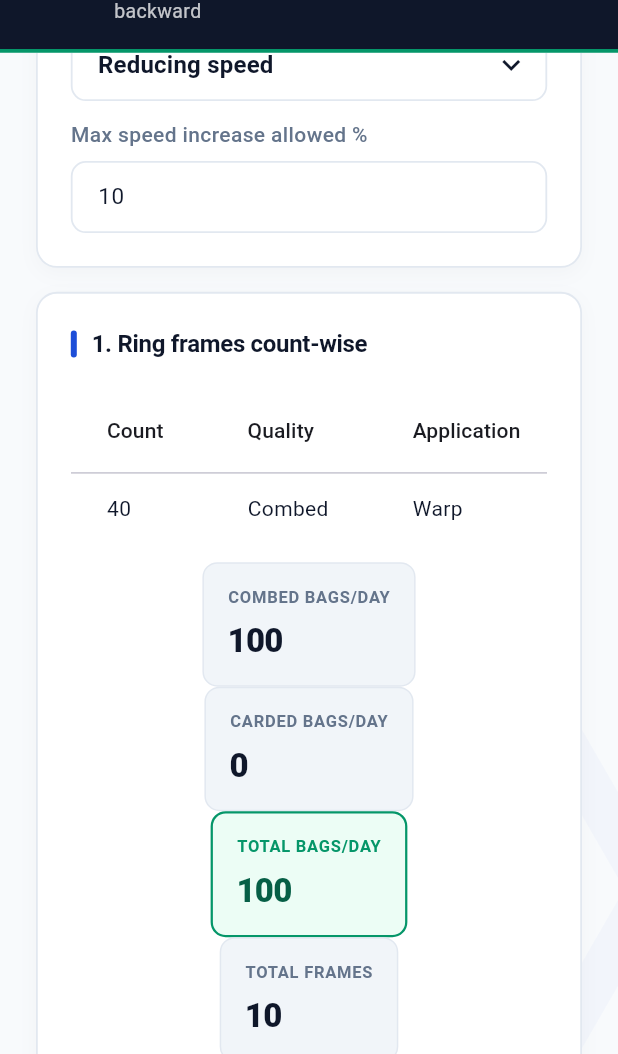
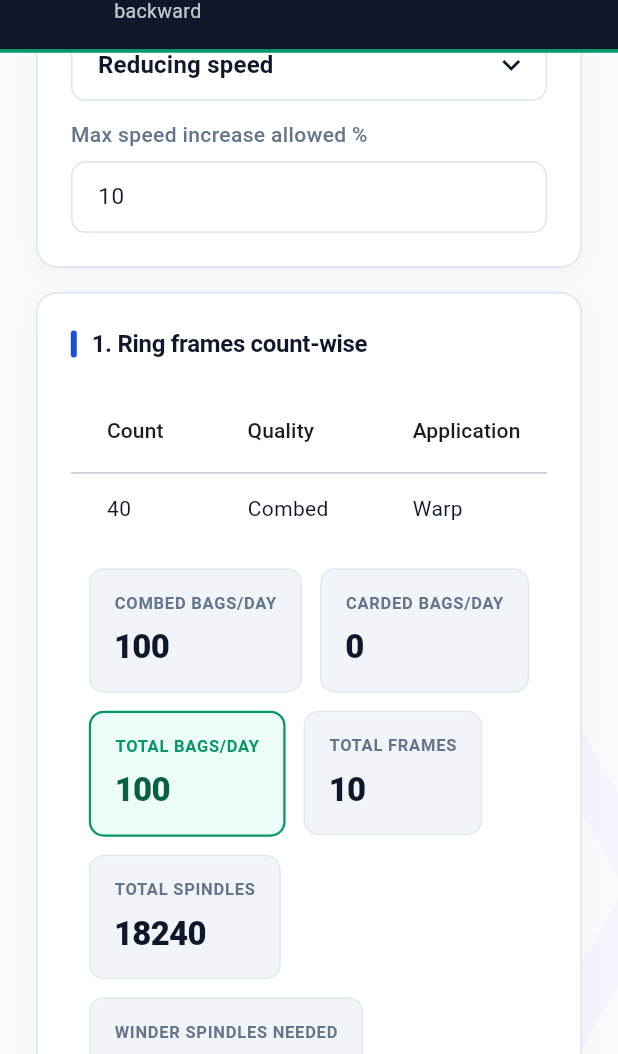
Before and after one commit to Muqeet04/spinning-calculator, a Flutter app: the SpinPlanScreen screen opened by its route, scrolled down 576 dp, on a phone screen of 412 x 824 dp, the part 182-1236 px from its top. Run offline on Flutter 3.47's test engine with Material 3 defaults, Android fonts, the phone set to English and light mode, and no system bars; our stand-ins replace flutter_riverpod, go_router, pdf, printing.

Commit message:
fix(ui): replace unbounded ListView with Column and wrap result tiles

```diff
--- a/lib/ui/screens/blow_room_waste_screen.dart
+++ b/lib/ui/screens/blow_room_waste_screen.dart
@@ -122,8 +122,8 @@ class _BlowRoomWasteScreenState extends State<BlowRoomWasteScreen> {
     return PageScaffold(
       title: 'Blow room & card waste calculator',
       subtitle: 'Waste %, lap/sliver output and combined process loss',
-      child: ListView(
-        padding: const EdgeInsets.all(16.0),
+      child: Column(
+        crossAxisAlignment: CrossAxisAlignment.stretch,
         children: [
           InputCard(
             title: 'Cotton mixing, yield & waste',
--- a/lib/ui/screens/new_mills_plan_screen.dart
+++ b/lib/ui/screens/new_mills_plan_screen.dart
@@ -156,10 +156,16 @@ class _NewMillsPlanScreenState extends ConsumerState<NewMillsPlanScreen> {
                   icon: const Icon(Icons.add),
                   label: const Text('Add count'),
                 ),
-                const SizedBox(height: 12),
-                const ResultTile(label: 'Combed Bags Total', value: '100'),
-                const ResultTile(label: 'Carded Bags Total', value: '100'),
-                const ResultTile(label: 'Total Bags Required', value: '200', highlight: true),
+                const SizedBox(height: 16),
+                const Wrap(
+                  spacing: 12,
+                  runSpacing: 12,
+                  children: [
+                    ResultTile(label: 'Combed Bags Total', value: '100'),
+                    ResultTile(label: 'Carded Bags Total', value: '100'),
+                    ResultTile(label: 'Total Bags Required', value: '200', highlight: true),
+                  ],
+                ),
               ],
             ),
           ),
--- a/lib/ui/screens/spin_plan_screen.dart
+++ b/lib/ui/screens/spin_plan_screen.dart
@@ -110,14 +110,20 @@ class _SpinPlanScreenState extends ConsumerState<SpinPlanScreen> {
                     ],
                   ),
                 ),
-                const SizedBox(height: 12),
-                const ResultTile(label: 'Combed bags/day', value: '100'),
-                const ResultTile(label: 'Carded bags/day', value: '0'),
-                const ResultTile(label: 'Total bags/day', value: '100', highlight: true),
-                const ResultTile(label: 'Total frames', value: '10'),
-                const ResultTile(label: 'Total spindles', value: '18240'),
-                const ResultTile(label: 'Winder spindles needed', value: '400'),
-                const ResultTile(label: 'Average count', value: '40'),
+                const SizedBox(height: 16),
+                const Wrap(
+                  spacing: 12,
+                  runSpacing: 12,
+                  children: [
+                    ResultTile(label: 'Combed bags/day', value: '100'),
+                    ResultTile(label: 'Carded bags/day', value: '0'),
+                    ResultTile(label: 'Total bags/day', value: '100', highlight: true),
+                    ResultTile(label: 'Total frames', value: '10'),
+                    ResultTile(label: 'Total spindles', value: '18240'),
+                    ResultTile(label: 'Winder spindles needed', value: '400'),
+                    ResultTile(label: 'Average count', value: '40'),
+                  ],
+                ),
               ],
             ),
           ),
--- a/lib/ui/screens/target_feasibility_screen.dart
+++ b/lib/ui/screens/target_feasibility_screen.dart
@@ -61,8 +61,8 @@ class _TargetFeasibilityScreenState extends State<TargetFeasibilityScreen> {
     return PageScaffold(
       title: 'Target count feasibility',
       subtitle: 'Screen a cotton lot against a target Ne count and get a practical trial recommendation.',
-      child: ListView(
-        padding: const EdgeInsets.all(16.0),
+      child: Column(
+        crossAxisAlignment: CrossAxisAlignment.stretch,
         children: [
           Container(
             padding: const EdgeInsets.all(16.0),
```
